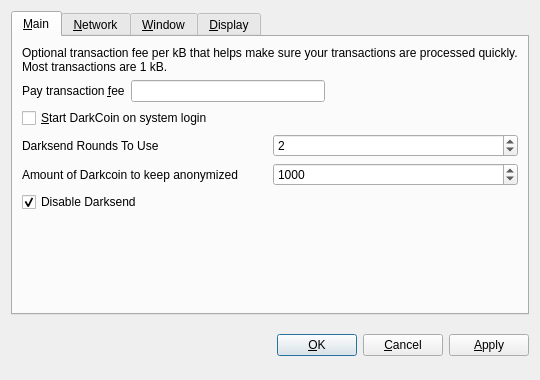
NarubyRiverlione/Spice, file src/qt/forms/optionsdialog.ui: the form before one commit.
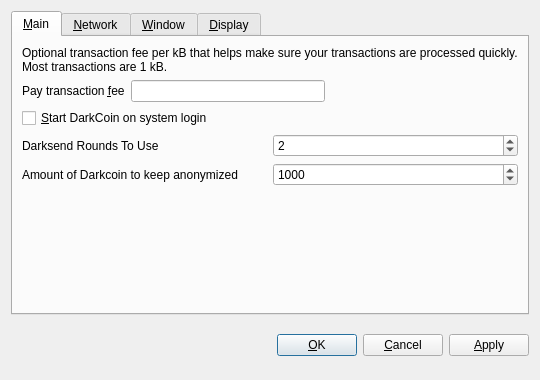
The form after the commit. Custom widgets are drawn as their Qt base class.

Commit message: added toggle button for darksend, changed fDisableDarksend to fEnableDarksend, removed fenabledaemondarksend

```diff
--- a/src/qt/forms/optionsdialog.ui
+++ b/src/qt/forms/optionsdialog.ui
@@ -141,18 +141,7 @@
         </layout>
        </item>
        <item>
-        <layout class="QHBoxLayout" name="horizontalLayout_3">
-         <item>
-          <widget class="QCheckBox" name="disableDarksend">
-           <property name="text">
-            <string>Disable Darksend</string>
-           </property>
-           <property name="checked">
-            <bool>true</bool>
-           </property>
-          </widget>
-         </item>
-        </layout>
+        <layout class="QHBoxLayout" name="horizontalLayout_3"/>
        </item>
        <item>
         <spacer name="verticalSpacer_Main">
```
The commit also changes 12 other files.
